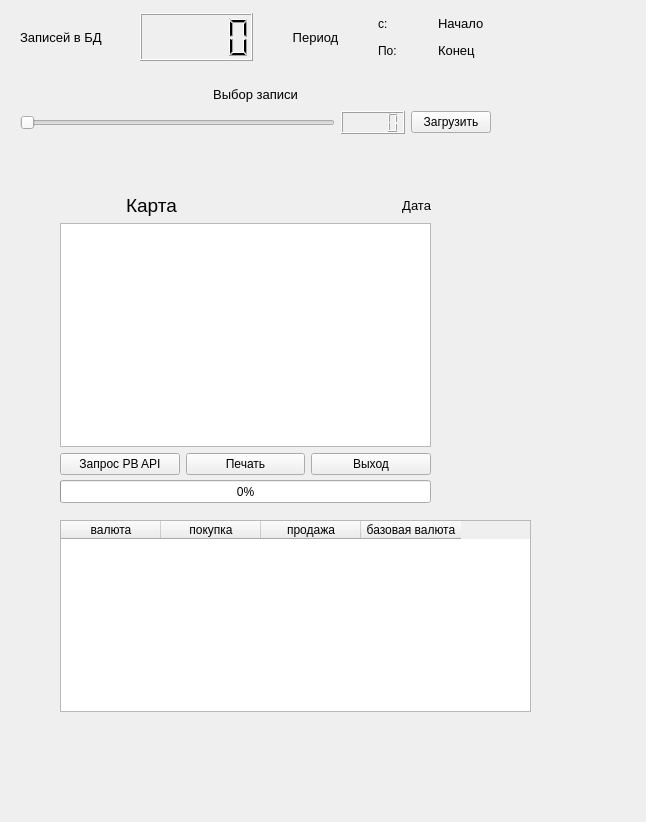
Before: the Qt Designer form PB/pb_gui.ui in centurionservise/python_test, drawn with Qt 5.
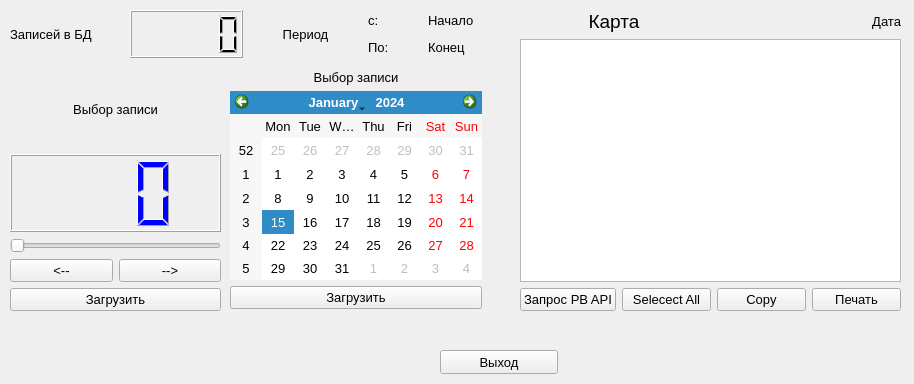
After: the same form once the commit is applied. Icons and pictures are not drawn.

The edit to the form file:
```diff
--- a/PB/pb_gui.ui
+++ b/PB/pb_gui.ui
@@ -6,72 +6,42 @@
    <rect>
     <x>0</x>
     <y>0</y>
-    <width>646</width>
-    <height>822</height>
+    <width>914</width>
+    <height>384</height>
    </rect>
   </property>
+  <property name="font">
+   <font>
+    <pointsize>10</pointsize>
+   </font>
+  </property>
   <property name="windowTitle">
    <string>Form</string>
   </property>
-  <widget class="QProgressBar" name="progressBar">
-   <property name="enabled">
-    <bool>true</bool>
-   </property>
+  <property name="windowIcon">
+   <iconset>
+    <normaloff>PB images.ico</normaloff>PB images.ico</iconset>
+  </property>
+  <widget class="QPushButton" name="btn_exit">
    <property name="geometry">
     <rect>
-     <x>60</x>
-     <y>480</y>
-     <width>371</width>
-     <height>23</height>
+     <x>440</x>
+     <y>350</y>
+     <width>118</width>
+     <height>24</height>
     </rect>
    </property>
-   <property name="value">
-    <number>0</number>
+   <property name="text">
+    <string>Выход</string>
    </property>
   </widget>
-  <widget class="QTableWidget" name="tableWidget">
-   <property name="geometry">
-    <rect>
-     <x>60</x>
-     <y>520</y>
-     <width>471</width>
-     <height>192</height>
-    </rect>
-   </property>
-   <property name="sortingEnabled">
-    <bool>false</bool>
-   </property>
-   <property name="rowCount">
-    <number>0</number>
-   </property>
-   <column>
-    <property name="text">
-     <string>валюта</string>
-    </property>
-   </column>
-   <column>
-    <property name="text">
-     <string>покупка</string>
-    </property>
-   </column>
-   <column>
-    <property name="text">
-     <string>продажа</string>
-    </property>
-   </column>
-   <column>
-    <property name="text">
-     <string>базовая валюта</string>
-    </property>
-   </column>
-  </widget>
   <widget class="QWidget" name="">
    <property name="geometry">
     <rect>
-     <x>60</x>
-     <y>194</y>
-     <width>371</width>
-     <height>281</height>
+     <x>520</x>
+     <y>10</y>
+     <width>381</width>
+     <height>301</height>
     </rect>
    </property>
    <layout class="QVBoxLayout" name="verticalLayout_result_box">
@@ -84,6 +54,9 @@
           <pointsize>14</pointsize>
          </font>
         </property>
+        <property name="styleSheet">
+         <string notr="true">border-color: rgb(0, 170, 255);</string>
+        </property>
         <property name="text">
          <string>Карта</string>
         </property>
@@ -140,6 +113,20 @@
         </property>
        </widget>
       </item>
+      <item>
+       <widget class="QPushButton" name="pushButton">
+        <property name="text">
+         <string>Selecect All</string>
+        </property>
+       </widget>
+      </item>
+      <item>
+       <widget class="QPushButton" name="pushButton_2">
+        <property name="text">
+         <string>Copy</string>
+        </property>
+       </widget>
+      </item>
       <item>
        <widget class="QPushButton" name="btn_print">
         <property name="text">
@@ -147,13 +134,6 @@
         </property>
        </widget>
       </item>
-      <item>
-       <widget class="QPushButton" name="btn_exit">
-        <property name="text">
-         <string>Выход</string>
-        </property>
-       </widget>
-      </item>
      </layout>
     </item>
    </layout>
@@ -161,8 +141,8 @@
   <widget class="QWidget" name="">
    <property name="geometry">
     <rect>
-     <x>20</x>
-     <y>13</y>
+     <x>10</x>
+     <y>10</y>
      <width>471</width>
      <height>48</height>
     </rect>
@@ -267,13 +247,52 @@
   <widget class="QWidget" name="">
    <property name="geometry">
     <rect>
-     <x>20</x>
-     <y>83</y>
-     <width>471</width>
-     <height>51</height>
+     <x>230</x>
+     <y>70</y>
+     <width>252</width>
+     <height>239</height>
     </rect>
    </property>
-   <layout class="QVBoxLayout" name="verticalLayout_2">
+   <layout class="QVBoxLayout" name="verticalLayout_4">
+    <item>
+     <widget class="QLabel" name="label_7">
+      <property name="text">
+       <string>Выбор записи</string>
+      </property>
+      <property name="alignment">
+       <set>Qt::AlignCenter</set>
+      </property>
+      <property name="buddy">
+       <cstring>calendarWidget</cstring>
+      </property>
+     </widget>
+    </item>
+    <item>
+     <layout class="QVBoxLayout" name="verticalLayout_3">
+      <item>
+       <widget class="QCalendarWidget" name="calendarWidget"/>
+      </item>
+      <item>
+       <widget class="QPushButton" name="pushButton_3">
+        <property name="text">
+         <string>Загрузить</string>
+        </property>
+       </widget>
+      </item>
+     </layout>
+    </item>
+   </layout>
+  </widget>
+  <widget class="QWidget" name="">
+   <property name="geometry">
+    <rect>
+     <x>10</x>
+     <y>70</y>
+     <width>211</width>
+     <height>241</height>
+    </rect>
+   </property>
+   <layout class="QVBoxLayout" name="verticalLayout_5">
     <item>
      <widget class="QLabel" name="label_6">
       <property name="font">
@@ -290,55 +309,81 @@
      </widget>
     </item>
     <item>
-     <layout class="QHBoxLayout" name="horizontalLayout_7">
+     <widget class="QLCDNumber" name="lcdNumber_sel_record">
+      <property name="font">
+       <font>
+        <pointsize>10</pointsize>
+       </font>
+      </property>
+      <property name="styleSheet">
+       <string notr="true">color: rgb(0, 0, 255);
+</string>
+      </property>
+      <property name="smallDecimalPoint">
+       <bool>false</bool>
+      </property>
+      <property name="digitCount">
+       <number>3</number>
+      </property>
+      <property name="segmentStyle">
+       <enum>QLCDNumber::Filled</enum>
+      </property>
+     </widget>
+    </item>
+    <item>
+     <layout class="QVBoxLayout" name="verticalLayout_2">
+      <item>
+       <widget class="QSlider" name="horizontalSlider_sel_record">
+        <property name="autoFillBackground">
+         <bool>false</bool>
+        </property>
+        <property name="minimum">
+         <number>1</number>
+        </property>
+        <property name="maximum">
+         <number>15</number>
+        </property>
+        <property name="value">
+         <number>1</number>
+        </property>
+        <property name="sliderPosition">
+         <number>1</number>
+        </property>
+        <property name="orientation">
+         <enum>Qt::Horizontal</enum>
+        </property>
+        <property name="invertedAppearance">
+         <bool>false</bool>
+        </property>
+       </widget>
+      </item>
       <item>
        <layout class="QHBoxLayout" name="horizontalLayout_6">
         <item>
-         <widget class="QSlider" name="horizontalSlider_sel_record">
-          <property name="autoFillBackground">
-           <bool>false</bool>
-          </property>
-          <property name="minimum">
-           <number>1</number>
-          </property>
-          <property name="maximum">
-           <number>15</number>
-          </property>
-          <property name="value">
-           <number>1</number>
-          </property>
-          <property name="sliderPosition">
-           <number>1</number>
-          </property>
-          <property name="orientation">
-           <enum>Qt::Horizontal</enum>
-          </property>
-          <property name="invertedAppearance">
-           <bool>false</bool>
+         <widget class="QPushButton" name="pushButton_4">
+          <property name="text">
+           <string>&lt;--</string>
           </property>
          </widget>
         </item>
         <item>
-         <widget class="QLCDNumber" name="lcdNumber_sel_record">
-          <property name="font">
-           <font>
-            <weight>50</weight>
-            <bold>false</bold>
-           </font>
+         <widget class="QPushButton" name="pushButton_5">
+          <property name="text">
+           <string>--&gt;</string>
           </property>
          </widget>
         </item>
        </layout>
       </item>
-      <item>
-       <widget class="QPushButton" name="btn_load">
-        <property name="text">
-         <string>Загрузить</string>
-        </property>
-       </widget>
-      </item>
      </layout>
     </item>
+    <item>
+     <widget class="QPushButton" name="btn_load">
+      <property name="text">
+       <string>Загрузить</string>
+      </property>
+     </widget>
+    </item>
    </layout>
   </widget>
   <zorder>layoutWidget</zorder>
```
Left out of the diff: 63 changed lines with no effect on the pictures.
